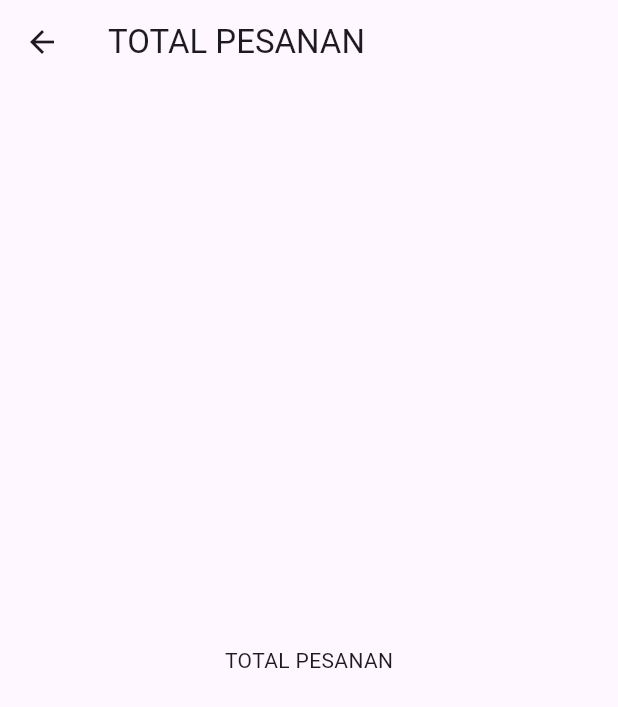
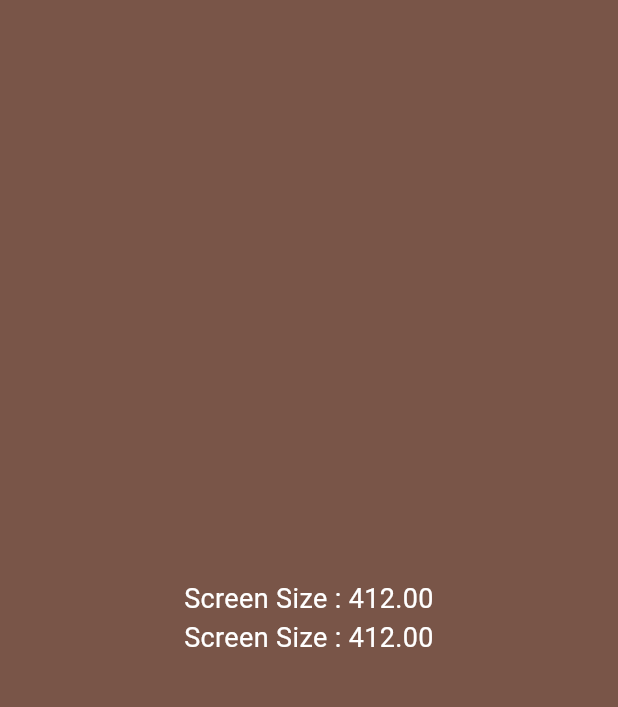
Before and after one commit to anandarahayu22/Sutori_App, a Flutter app: the InfoDetailScreen screen opened directly, on a phone screen of 412 x 824 dp. Shown: the top 707 px of the screen. Run offline on Flutter 3.47's test engine with Material 3 defaults, Android fonts, the phone set to English and light mode, and no system bars.

```diff
--- a/lib/info_detail_screen.dart
+++ b/lib/info_detail_screen.dart
@@ -1,14 +1,32 @@
 import 'package:flutter/material.dart';
 
 class InfoDetailScreen extends StatelessWidget {
-  const InfoDetailScreen({super.key});
+  const InfoDetailScreen({Key? key}) : super(key: key);
 
   @override
   Widget build(BuildContext context) {
+    Size screenSize = MediaQuery.of(context).size;
+    Orientation screenOrientation = MediaQuery.of(context).orientation;
+
     return Scaffold(
-      appBar: AppBar(title: Text("TOTAL PESANAN")),
-      body: Center(
-        child: Text("TOTAL PESANAN"),
+      backgroundColor: Colors.brown,
+      body: SafeArea(
+        child: Column(
+          mainAxisAlignment: MainAxisAlignment.center, // perbaikan #1
+          crossAxisAlignment: CrossAxisAlignment.stretch, // perbaikan #1
+          children: [
+            Text(
+              'Screen Size : ${screenSize.width.toStringAsFixed(2)}',
+              style: TextStyle(color: Colors.white, fontSize: 18),
+              textAlign: TextAlign.center,
+            ),
+            Text(
+              'Screen Size : ${screenSize.width.toStringAsFixed(2)}',
+              style: TextStyle(color: Colors.white, fontSize: 18),
+              textAlign: TextAlign.center,
+            ),
+          ],
+        ),
       ),
     );
   }
```
Also changed, not shown: lib/add_story_screen.dart (+32 -4 lines).
